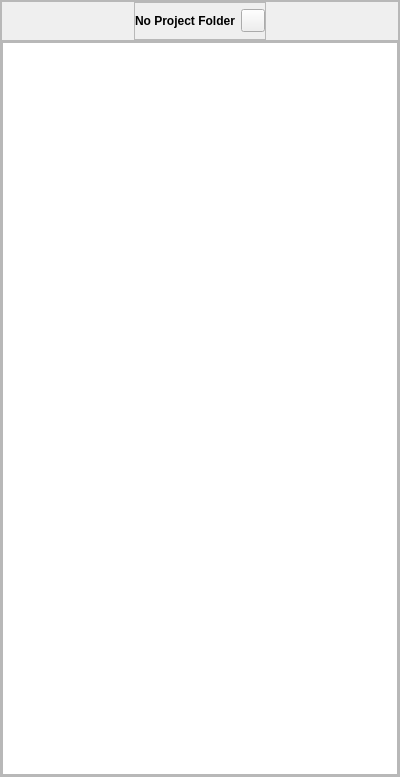
Qt form ui/file_system.ui (syny-o/R2Editor) before a commit.
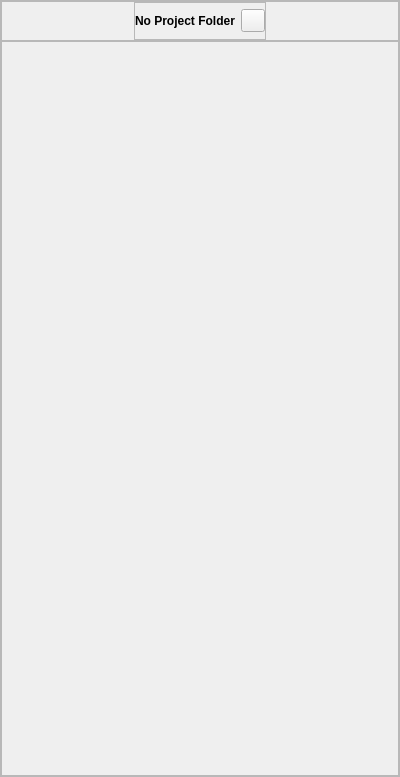
The same form after that commit. Icons and pictures are not drawn.

Patch:
```diff
--- a/ui/file_system.ui
+++ b/ui/file_system.ui
@@ -249,23 +249,7 @@
           <number>0</number>
          </property>
          <item>
-          <widget class="QTreeView" name="tree">
-           <property name="enabled">
-            <bool>true</bool>
-           </property>
-           <property name="minimumSize">
-            <size>
-             <width>0</width>
-             <height>0</height>
-            </size>
-           </property>
-           <property name="animated">
-            <bool>false</bool>
-           </property>
-           <attribute name="headerVisible">
-            <bool>false</bool>
-           </attribute>
-          </widget>
+          <layout class="QVBoxLayout" name="uiLayoutTree"/>
          </item>
         </layout>
        </widget>
```
